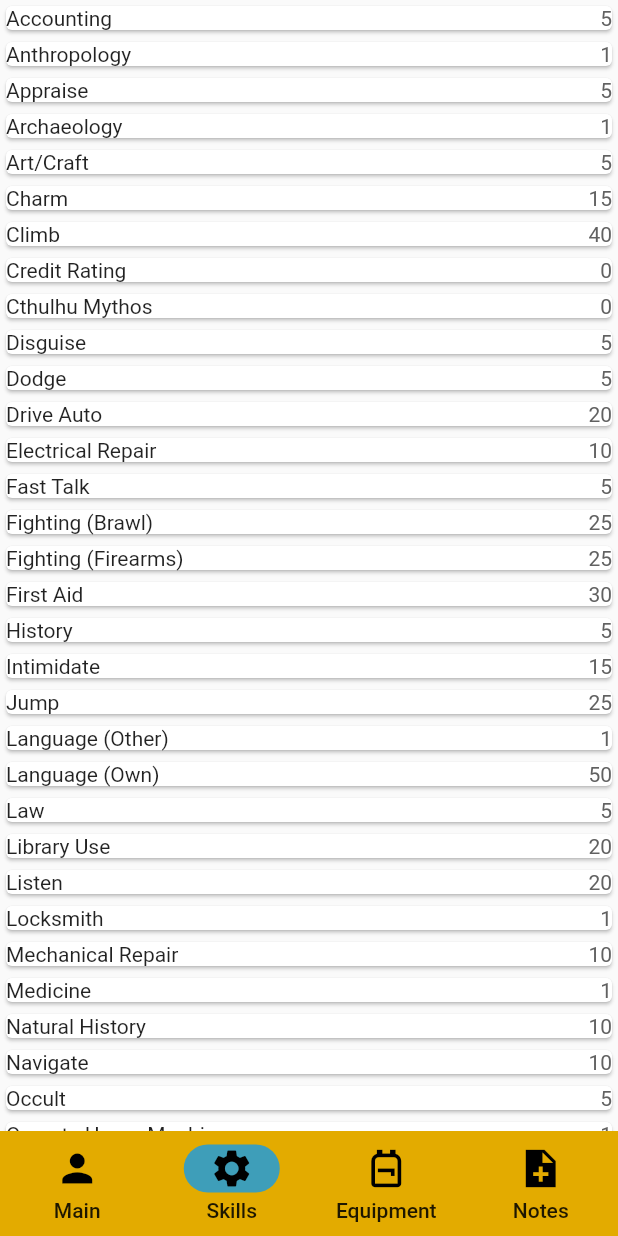
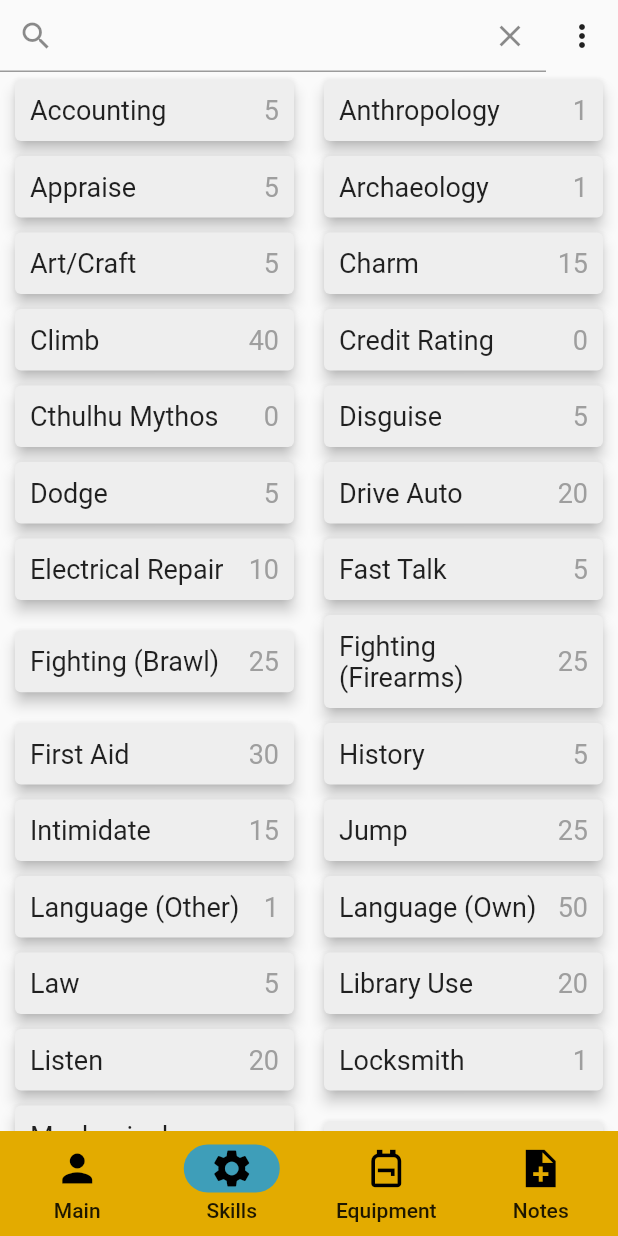
Before and after one commit to UserIOI/mobilkiApp, a Flutter app: the screen it shows after launch, item 2 of the bottom bar chosen, on a phone screen of 412 x 824 dp. Run offline on Flutter 3.47's test engine with Material 2 defaults, Android fonts, the phone set to English and light mode, and no system bars; missing offline and left inert: dice_icons.

Commit message:
Implemented loading default skills, displaying loaded skill and editing them.

```diff
--- a/mobilki_app/lib/call_of_cthulhu/character_sheet/skills/skill_card.dart
+++ b/mobilki_app/lib/call_of_cthulhu/character_sheet/skills/skill_card.dart
@@ -1,26 +1,54 @@
 import 'package:flutter/material.dart';
 import 'skill.dart';
+import 'skills_view_dialogs.dart';
 
-class SkillCard extends StatelessWidget {
+class SkillCard extends StatefulWidget {
   const SkillCard(this.skill, {Key? key}) : super(key: key);
 
   final Skill skill;
 
   @override
+  State<SkillCard> createState() => _SkillCardState();
+}
+
+class _SkillCardState extends State<SkillCard> {
+  @override
   Widget build(BuildContext context) {
     return Card(
+      color: Colors.grey[200],
+      elevation: 4,
+      margin: const EdgeInsets.symmetric(vertical: 5, horizontal: 10),
+      child: InkWell(
+        onTap: () => showEditAbilityDialog(context, widget.skill).then((value) {
+          if(value != null && value == true) {
+            setState(() {});
+          }
+        }),
+        child: Padding(
+          padding: const EdgeInsets.all(10.0),
           child: Row(
             mainAxisAlignment: MainAxisAlignment.spaceBetween,
             children: [
-          Text(skill.name),
+              Expanded(
+                child: Text(
+                    widget.skill.name,
+                        style: const TextStyle(
+                          fontSize: 18
+                        )
+                ),
+              ),
               Text(
-              skill.overallSuccessChance.toString(),
+                  widget.skill.overallSuccessChance.toString(),
                   style: TextStyle(
-                color: skill.userLevel == 0 ? Colors.grey[700] : Colors.grey[900],
+                    fontSize: 18,
+                    color: widget.skill.userLevel == 0 ? Colors.grey[500] : Colors.grey[900],
+                    fontWeight: widget.skill.userLevel == 0 ? FontWeight.normal : FontWeight.bold,
                   )
               )
             ],
           ),
+        ),
+      ),
     );
   }
 }
--- a/mobilki_app/lib/call_of_cthulhu/character_sheet/skills/skills_view.dart
+++ b/mobilki_app/lib/call_of_cthulhu/character_sheet/skills/skills_view.dart
@@ -11,21 +11,77 @@ class SkillsView extends StatefulWidget {
 
 class _SkillsViewState extends State<SkillsView> {
   List<Skill> skillList = [];
-  int columnCount = 1;
+  List<Skill> displayableList = [];
+  int columnCount = 2;
 
   @override
   Widget build(BuildContext context) {
-    skillList = skillList.isEmpty ? getDefaultSkills() : skillList;
+    if(skillList.isEmpty) {
+      skillList = getDefaultSkills();
+      displayableList = skillList;
+    }
 
     return SafeArea(
-      child: ListView(
-        children: generateSkillCards(columnCount),
+      child: Column(
+        children: [
+          Row(
+            children: [
+              Expanded(child: TextField(
+                onChanged: handleQuery,
+                decoration: InputDecoration(
+                  prefixIcon: const Icon(Icons.search),
+                  suffixIcon: IconButton(
+                    onPressed: () {},
+                    icon: const Icon(Icons.clear),
+                  ),
+                ),
+              )),
+              PopupMenuButton(
+                  itemBuilder: (context) => [
+                    const PopupMenuItem(value: "new_ability",child: Text("Add new ability"),),
+                    const PopupMenuItem(value: "change_column_count", child: Text("Change column count")),
+                  ],
+                  onSelected: (value) {
+                      switch(value) {
+                          case "new_ability" :
+                              //showNewAbilityDialog(context);
+                              break;
+                          case "change_column_count":
+                              //showChangeColumnCountDialog(context);
+                              break;
+                      }
+                  },
+              ),
+            ],
+          ),
+          Flexible(
+            child: ListView(
+              children: generateSkillCards(columnCount),
+            ),
+          ),
+        ],
       ),
-    );
+      );
   }
 
   List<Widget> generateSkillCards(int columnCount) {
-    return skillList.map((skill) => SkillCard(skill)).toList();
+    List<List<Skill>> dividedList = [];
+    double length = displayableList.length / columnCount;
+    for(int i = 0; i < length.ceil() ; i++) {
+        dividedList.add([]);
+    }
+    for(int i = 0; i < displayableList.length; i++) {
+        dividedList[i ~/ columnCount].add(displayableList[i]);
+    }
+    List<Widget> result = [];
+    for(int i = 0; i < dividedList.length; i++) {
+        List<Widget> childrenList = [];
+        childrenList = dividedList[i].map((skill) => Expanded(child: SkillCard(skill))).toList();
+        result.add(Row(
+          children: childrenList,
+        ));
+    }
+    return result;
   }
 
   List<Skill> getDefaultSkills() {
@@ -88,4 +144,19 @@ class _SkillsViewState extends State<SkillsView> {
     // TODO: get EDU
     return 10;
   }
+
+  void handleQuery(String query) {
+    setState(() {
+      if(query == "") {
+        displayableList = skillList;
+      } else {
+        displayableList = [];
+        for (var skill in skillList) {
+          if (skill.name.toLowerCase().startsWith(query.toLowerCase())) {
+            displayableList.add(skill);
+          }
+        }
+      }
+    });
+  }
 }
```
Also changed, not shown: mobilki_app/lib/call_of_cthulhu/character_sheet/skills/skills_view_dialogs.dart (added, +156 -0 lines). Lines whose indentation alone changed are shown as unchanged.
